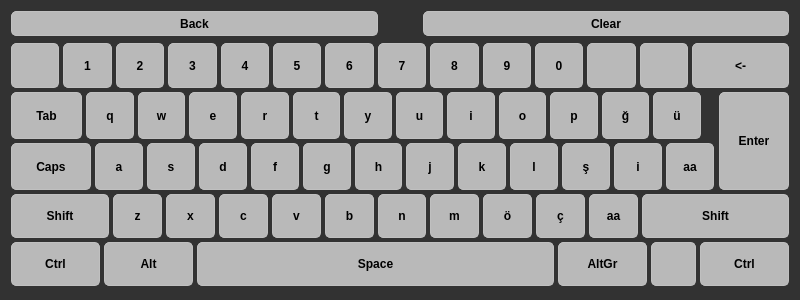
Old version of the form src/keyboard.ui in the repository aciklab/Hvl-Lightdm-Greeter.
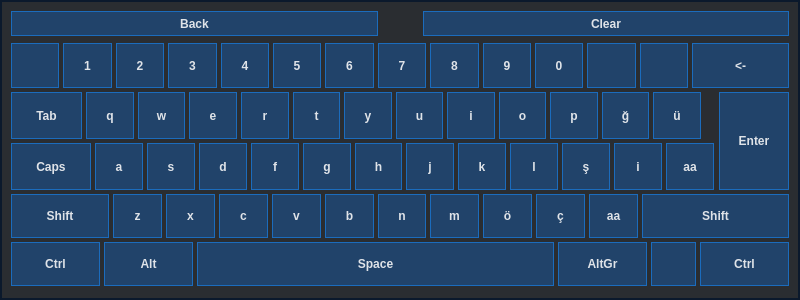
New version of the form.

Diff of the .ui file:
```diff
--- a/src/keyboard.ui
+++ b/src/keyboard.ui
@@ -24,15 +24,14 @@
   </property>
   <property name="styleSheet">
    <string notr="true">QWidget {
-    border-radius: 5px;
-background-color: rgba(50,50,50, 1.0);
+    border-radius: 0px;
+    background-color:#0b192c;
 }
 
 #frame,
 #gridLayout,
 #horizontalLayout{
     background-color: rgba(50,50,50, 0.8);
-	border-radius: 10px;
 }
 #messagelabel{
 	color: white;
@@ -42,11 +41,11 @@
 
 QComboBox,
 QPushButton {
-    color:black;
+    color:#dfe3e8;
 	font-size:12px;
     font:bold;
-    border: 1px solid silver;
-    background-color: rgba(200, 200, 200,0.9);
+   	border: 1px solid #1B6CBD;
+    background-color:#21436a;
 }
 
 QLineEdit::focus{
```
